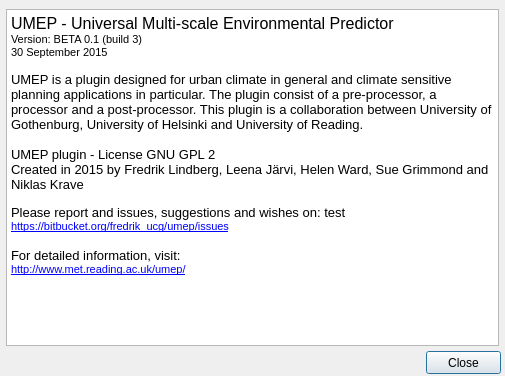
Qt form UMEP_about.ui (UMEP-dev/UMEP) before a commit.
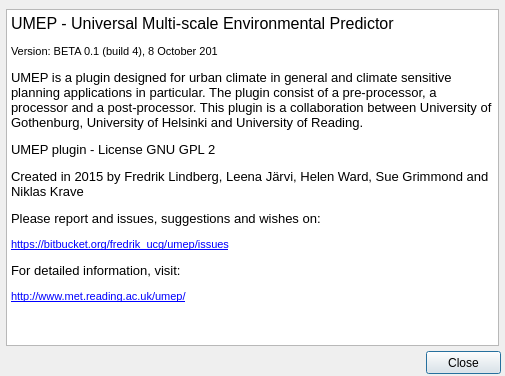
The same form after that commit.

Diff of the .ui file:
```diff
--- a/UMEP_about.ui
+++ b/UMEP_about.ui
@@ -41,27 +41,26 @@
    <property name="frameShadow">
     <enum>QFrame::Sunken</enum>
    </property>
+   <property name="lineWidth">
+    <number>0</number>
+   </property>
    <property name="html">
     <string>&lt;!DOCTYPE HTML PUBLIC &quot;-//W3C//DTD HTML 4.0//EN&quot; &quot;http://www.w3.org/TR/REC-html40/strict.dtd&quot;&gt;
 &lt;html&gt;&lt;head&gt;&lt;meta name=&quot;qrichtext&quot; content=&quot;1&quot; /&gt;&lt;style type=&quot;text/css&quot;&gt;
 p, li { white-space: pre-wrap; }
 &lt;/style&gt;&lt;/head&gt;&lt;body style=&quot; font-family:'MS Shell Dlg 2'; font-size:8.25pt; font-weight:400; font-style:normal;&quot;&gt;
-&lt;p style=&quot; margin-top:0px; margin-bottom:0px; margin-left:0px; margin-right:0px; -qt-block-indent:0; text-indent:0px;&quot;&gt;&lt;span style=&quot; font-size:12pt;&quot;&gt;UMEP - Universal Multi-scale Environmental Predictor&lt;/span&gt;&lt;/p&gt;
-&lt;p style=&quot; margin-top:0px; margin-bottom:0px; margin-left:0px; margin-right:0px; -qt-block-indent:0; text-indent:0px;&quot;&gt;&lt;span style=&quot; font-size:8pt;&quot;&gt;Version: BETA 0.1 (build 3)&lt;/span&gt;&lt;/p&gt;
-&lt;p style=&quot; margin-top:0px; margin-bottom:0px; margin-left:0px; margin-right:0px; -qt-block-indent:0; text-indent:0px;&quot;&gt;&lt;span style=&quot; font-size:8pt;&quot;&gt;30 September 2015&lt;/span&gt;&lt;/p&gt;
-&lt;p style=&quot;-qt-paragraph-type:empty; margin-top:0px; margin-bottom:0px; margin-left:0px; margin-right:0px; -qt-block-indent:0; text-indent:0px; font-size:8pt;&quot;&gt;&lt;br /&gt;&lt;/p&gt;
-&lt;p style=&quot; margin-top:0px; margin-bottom:0px; margin-left:0px; margin-right:0px; -qt-block-indent:0; text-indent:0px;&quot;&gt;&lt;span style=&quot; font-size:10pt;&quot;&gt;UMEP is a plugin designed for urban climate in general and climate sensitive planning applications in particular. The plugin consist of a pre-processor, a processor and a post-processor. This plugin is a collaboration between University of Gothenburg, University of Helsinki and University of Reading.&lt;/span&gt;&lt;/p&gt;
-&lt;p style=&quot;-qt-paragraph-type:empty; margin-top:0px; margin-bottom:0px; margin-left:0px; margin-right:0px; -qt-block-indent:0; text-indent:0px; font-size:10pt;&quot;&gt;&lt;br /&gt;&lt;/p&gt;
-&lt;p style=&quot; margin-top:0px; margin-bottom:0px; margin-left:0px; margin-right:0px; -qt-block-indent:0; text-indent:0px;&quot;&gt;&lt;span style=&quot; font-size:10pt;&quot;&gt;UMEP plugin - License GNU GPL 2&lt;/span&gt;&lt;/p&gt;
-&lt;p style=&quot; margin-top:0px; margin-bottom:0px; margin-left:0px; margin-right:0px; -qt-block-indent:0; text-indent:0px;&quot;&gt;&lt;span style=&quot; font-size:10pt;&quot;&gt;Created in 2015 by Fredrik Lindberg, Leena Järvi, Helen Ward, Sue Grimmond and Niklas Krave&lt;/span&gt;&lt;/p&gt;
-&lt;p style=&quot;-qt-paragraph-type:empty; margin-top:0px; margin-bottom:0px; margin-left:0px; margin-right:0px; -qt-block-indent:0; text-indent:0px; font-size:8pt;&quot;&gt;&lt;br /&gt;&lt;/p&gt;
-&lt;p style=&quot; margin-top:0px; margin-bottom:0px; margin-left:0px; margin-right:0px; -qt-block-indent:0; text-indent:0px;&quot;&gt;&lt;span style=&quot; font-size:10pt;&quot;&gt;Please report and issues, suggestions and wishes on: test&lt;/span&gt;&lt;/p&gt;
-&lt;p style=&quot; margin-top:0px; margin-bottom:0px; margin-left:0px; margin-right:0px; -qt-block-indent:0; text-indent:0px;&quot;&gt;&lt;a href=&quot;https://bitbucket.org/fredrik_ucg/umep/issues&quot;&gt;&lt;span style=&quot; font-size:8pt; text-decoration: underline; color:#0000ff;&quot;&gt;https://bitbucket.org/fredrik_ucg/umep/issues&lt;/span&gt;&lt;/a&gt;&lt;/p&gt;
-&lt;p style=&quot;-qt-paragraph-type:empty; margin-top:0px; margin-bottom:0px; margin-left:0px; margin-right:0px; -qt-block-indent:0; text-indent:0px; font-size:10pt;&quot;&gt;&lt;br /&gt;&lt;/p&gt;
-&lt;p style=&quot; margin-top:0px; margin-bottom:0px; margin-left:0px; margin-right:0px; -qt-block-indent:0; text-indent:0px;&quot;&gt;&lt;span style=&quot; font-size:10pt;&quot;&gt;For detailed information, visit:&lt;/span&gt;&lt;/p&gt;
-&lt;p style=&quot; margin-top:0px; margin-bottom:0px; margin-left:0px; margin-right:0px; -qt-block-indent:0; text-indent:0px;&quot;&gt;&lt;a href=&quot;http://www.met.reading.ac.uk/umep/&quot;&gt;&lt;span style=&quot; font-size:8pt; text-decoration: underline; color:#0000ff;&quot;&gt;http://www.met.reading.ac.uk/umep/&lt;/span&gt;&lt;/a&gt;&lt;/p&gt;
-&lt;p style=&quot;-qt-paragraph-type:empty; margin-top:0px; margin-bottom:0px; margin-left:0px; margin-right:0px; -qt-block-indent:0; text-indent:0px; font-size:8pt; text-decoration: underline; color:#0000ff;&quot;&gt;&lt;br /&gt;&lt;/p&gt;
-&lt;p style=&quot;-qt-paragraph-type:empty; margin-top:0px; margin-bottom:0px; margin-left:0px; margin-right:0px; -qt-block-indent:0; text-indent:0px; font-size:8pt; text-decoration: underline; color:#0000ff;&quot;&gt;&lt;br /&gt;&lt;/p&gt;&lt;/body&gt;&lt;/html&gt;</string>
+&lt;p style=&quot; margin-top:0px; margin-bottom:0px; margin-left:0px; margin-right:0px; -qt-block-indent:0; text-indent:0px;&quot;&gt;&lt;span style=&quot; font-size:12pt;&quot;&gt;UMEP - Universal Multi-scale Environmental Predictor &lt;/span&gt;&lt;/p&gt;
+&lt;p style=&quot; margin-top:12px; margin-bottom:12px; margin-left:0px; margin-right:0px; -qt-block-indent:0; text-indent:0px;&quot;&gt;&lt;span style=&quot; font-size:8pt;&quot;&gt;Version: BETA 0.1 (build 4), 8 October 201&lt;/span&gt;&lt;/p&gt;
+&lt;p style=&quot; margin-top:12px; margin-bottom:12px; margin-left:0px; margin-right:0px; -qt-block-indent:0; text-indent:0px;&quot;&gt;&lt;span style=&quot; font-size:10pt;&quot;&gt;UMEP is a plugin designed for urban climate in general and climate sensitive planning applications in particular. The plugin consist of a pre-processor, a processor and a post-processor. This plugin is a collaboration between University of Gothenburg, University of Helsinki and University of Reading.&lt;/span&gt;&lt;/p&gt;
+&lt;p style=&quot; margin-top:12px; margin-bottom:12px; margin-left:0px; margin-right:0px; -qt-block-indent:0; text-indent:0px;&quot;&gt;&lt;span style=&quot; font-size:10pt;&quot;&gt;UMEP plugin - License GNU GPL 2&lt;/span&gt;&lt;/p&gt;
+&lt;p style=&quot; margin-top:12px; margin-bottom:12px; margin-left:0px; margin-right:0px; -qt-block-indent:0; text-indent:0px;&quot;&gt;&lt;span style=&quot; font-size:10pt;&quot;&gt;Created in 2015 by Fredrik Lindberg, Leena Järvi, Helen Ward, Sue Grimmond and Niklas Krave&lt;/span&gt;&lt;/p&gt;
+&lt;p style=&quot; margin-top:12px; margin-bottom:12px; margin-left:0px; margin-right:0px; -qt-block-indent:0; text-indent:0px;&quot;&gt;&lt;span style=&quot; font-size:10pt;&quot;&gt;Please report and issues, suggestions and wishes on:&lt;/span&gt;&lt;/p&gt;
+&lt;p style=&quot; margin-top:12px; margin-bottom:12px; margin-left:0px; margin-right:0px; -qt-block-indent:0; text-indent:0px;&quot;&gt;&lt;a href=&quot;https://bitbucket.org/fredrik_ucg/umep/issues&quot;&gt;&lt;span style=&quot; font-size:8pt; text-decoration: underline; color:#0000ff;&quot;&gt;https://bitbucket.org/fredrik_ucg/umep/issues&lt;/span&gt;&lt;/a&gt;&lt;/p&gt;
+&lt;p style=&quot; margin-top:12px; margin-bottom:12px; margin-left:0px; margin-right:0px; -qt-block-indent:0; text-indent:0px;&quot;&gt;&lt;span style=&quot; font-size:10pt;&quot;&gt;For detailed information, visit:&lt;/span&gt;&lt;/p&gt;
+&lt;p style=&quot; margin-top:12px; margin-bottom:12px; margin-left:0px; margin-right:0px; -qt-block-indent:0; text-indent:0px;&quot;&gt;&lt;a href=&quot;http://www.met.reading.ac.uk/umep/&quot;&gt;&lt;span style=&quot; font-size:8pt; text-decoration: underline; color:#0000ff;&quot;&gt;http://www.met.reading.ac.uk/umep/&lt;/span&gt;&lt;/a&gt;&lt;/p&gt;&lt;/body&gt;&lt;/html&gt;</string>
+   </property>
+   <property name="acceptRichText">
+    <bool>true</bool>
    </property>
    <property name="textInteractionFlags">
     <set>Qt::LinksAccessibleByKeyboard|Qt::LinksAccessibleByMouse</set>
```
